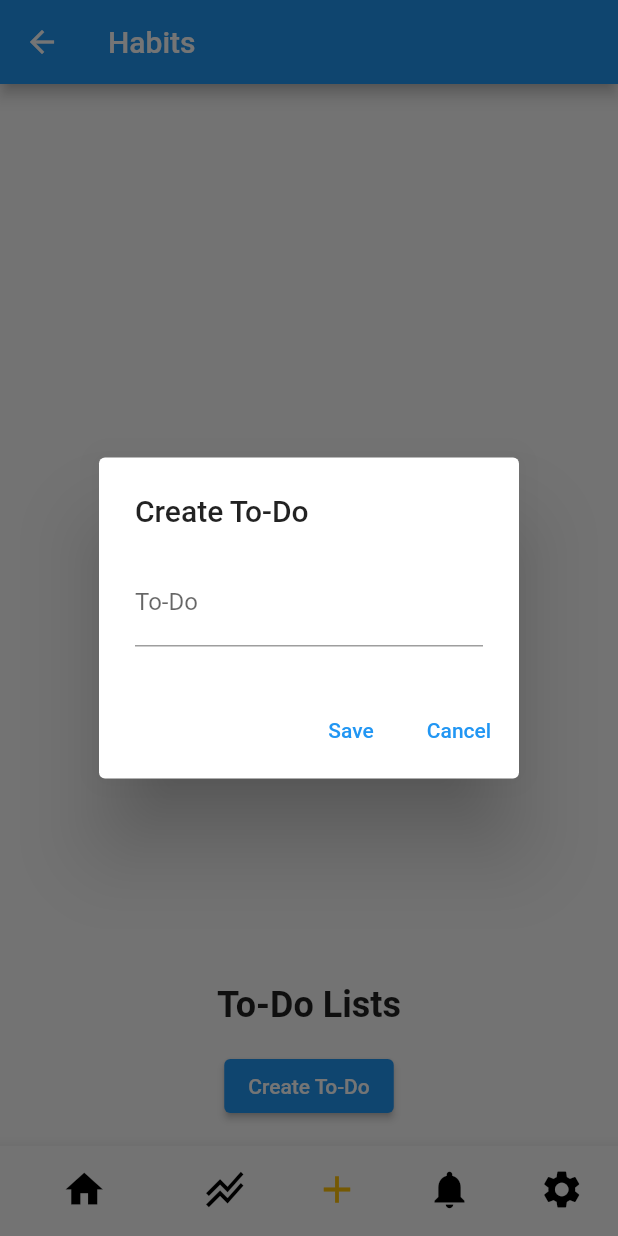
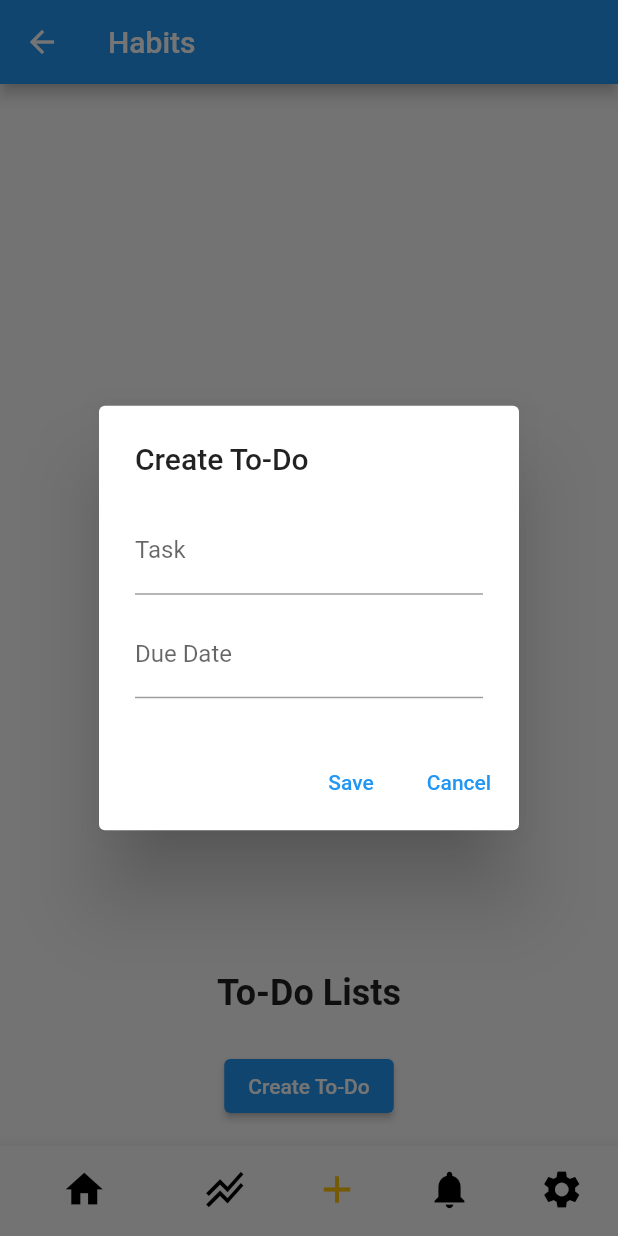
Before and after one commit to Mindo-Joseph/Habit-Tracker-PLP-2, a Flutter app: the HomePage screen opened directly, after a tap on "Create To-Do", on a phone screen of 412 x 824 dp. Run offline on Flutter 3.47's test engine with Material 2 defaults, Android fonts, the phone set to English and light mode, and no system bars; our stand-ins replace firebase_auth, firebase_core, firebase_database; missing offline and left inert: dart:ffi; accounts and stored records are empty.

Commit message:
add to-do with due date

```diff
--- a/lib/pages/homepage.dart
+++ b/lib/pages/homepage.dart
@@ -17,8 +17,10 @@ class _HomePageState extends State<HomePage> {
   final FirebaseAuth _auth = FirebaseAuth.instance;
   FirebaseDatabase database = FirebaseDatabase.instance;
   List<Habit> _habits = [];
+  List<ToDoItem> _toDoItems = [];
   final _textController = TextEditingController();
   final _toDoItemController = TextEditingController();
+  final _dueDateController = TextEditingController();
 
   @override
   void initState() {
@@ -176,11 +178,27 @@ class _HomePageState extends State<HomePage> {
             ),
             Container(
               margin: EdgeInsets.only(top: 16),
+              child: SizedBox(
+                height: 100,
                 child: Column(
                   children: [
                     Text(
                       "To-Do Lists",
                       style: TextStyle(fontSize: 24, fontWeight: FontWeight.bold),
+                    ),
+                    Expanded(
+                      child: ListView.builder(
+                        itemCount: _toDoItems.length,
+                        itemBuilder: (context, index){
+                          return CheckboxListTile(value: _toDoItems[index].isChecked, onChanged: (value) {
+                            setState(() {
+                              _toDoItems[index].isChecked = value!;
+                            });
+
+                          });
+                        },
+                      ),
+
                     ),
                     SizedBox(height: 16),
                     ElevatedButton(
@@ -191,9 +209,20 @@ class _HomePageState extends State<HomePage> {
                             builder: (builder){
                               return AlertDialog(
                                 title: Text("Create To-Do"),
-                            content: TextField(
+                                content: Column(
+                                  mainAxisSize: MainAxisSize.min,
+                                  children: [
+                                    TextField(
                                       controller: _toDoItemController,
-                              decoration: InputDecoration(labelText: "To-Do"),
+                                      decoration: InputDecoration(labelText: "Task"),
+                                    ),
+                                    SizedBox(height: 10),
+                                    TextField(
+                                      controller: _dueDateController,
+                                      decoration: InputDecoration(labelText: "Due Date"),
+                                      keyboardType: TextInputType.datetime,
+                                    ),
+                                  ],
                                 ),
                                 actions: [
                                   TextButton(
@@ -208,6 +237,7 @@ class _HomePageState extends State<HomePage> {
                                           .push()
                                           .set({
                                         "item_name": _toDoItemController.text,
+                                        "due_date": _dueDateController.text,
                                       });
                                       Navigator.of(context).pop();
 
@@ -216,6 +246,8 @@ class _HomePageState extends State<HomePage> {
                                   TextButton(
                                     child: Text("Cancel"),
                                     onPressed: () {
+                                      _toDoItemController.clear();
+                                      _dueDateController.clear();
                                       Navigator.of(context).pop();
 
                                     },
@@ -229,6 +261,7 @@ class _HomePageState extends State<HomePage> {
                       },
                     )
                   ],
+                )
               )
             )
 
@@ -308,3 +341,12 @@ class Habit {
     return 'Habit{id: $id, name: $name, createdAt: $createdAt}, start_date: ${start_date}, end_date: ${end_date}, progress: $progress';
   }
 }
+
+
+class ToDoItem {
+  String itemName;
+  bool isChecked;
+  DateTime dueDate;
+
+  ToDoItem({required this.itemName, required this.isChecked, required this.dueDate});
+}
```
Lines whose indentation alone changed are shown as unchanged.
